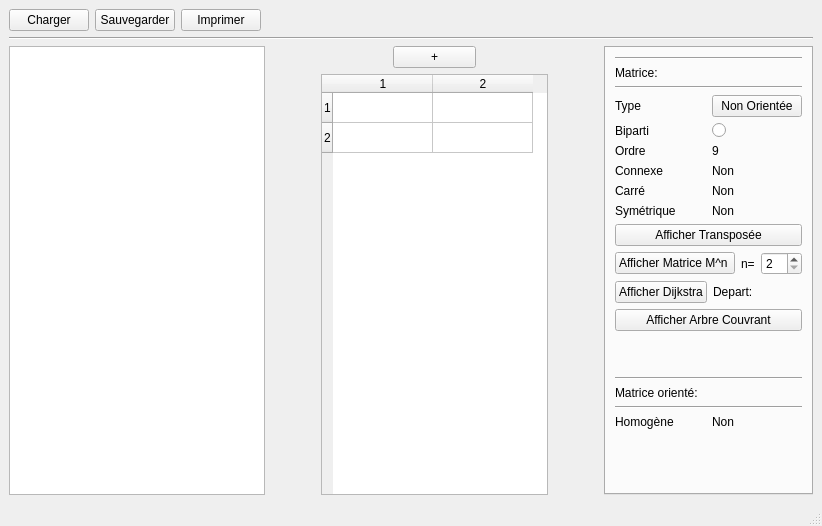
safirex/Matrix-editor, file mainwindow.ui: the form before one commit.
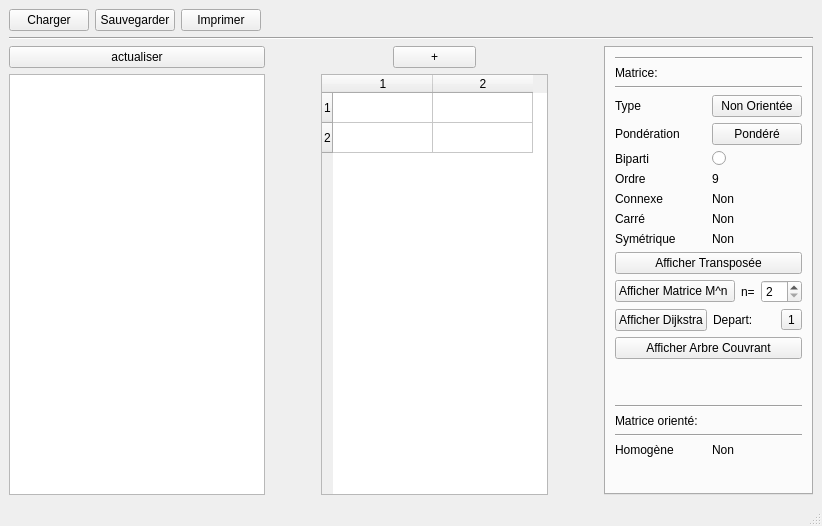
The form after the commit. Custom widgets are drawn as their Qt base class.

What changed in the file:
```diff
--- a/mainwindow.ui
+++ b/mainwindow.ui
@@ -68,20 +68,31 @@
     <item>
      <layout class="QHBoxLayout" name="horizontalLayout">
       <item>
-       <widget class="QGraphicsView" name="graphicsView">
-        <property name="sizePolicy">
-         <sizepolicy hsizetype="MinimumExpanding" vsizetype="Preferred">
-          <horstretch>0</horstretch>
-          <verstretch>0</verstretch>
-         </sizepolicy>
-        </property>
-        <property name="maximumSize">
-         <size>
-          <width>13777215</width>
-          <height>16777215</height>
-         </size>
-        </property>
-       </widget>
+       <layout class="QVBoxLayout" name="verticalLayout_3">
+        <item>
+         <widget class="QPushButton" name="pushButton_3">
+          <property name="text">
+           <string>actualiser</string>
+          </property>
+         </widget>
+        </item>
+        <item>
+         <widget class="GraphicView" name="graphicsView">
+          <property name="sizePolicy">
+           <sizepolicy hsizetype="MinimumExpanding" vsizetype="Preferred">
+            <horstretch>0</horstretch>
+            <verstretch>0</verstretch>
+           </sizepolicy>
+          </property>
+          <property name="maximumSize">
+           <size>
+            <width>13777215</width>
+            <height>16777215</height>
+           </size>
+          </property>
+         </widget>
+        </item>
+       </layout>
       </item>
       <item>
        <spacer name="horizontalSpacer">
@@ -312,6 +323,24 @@
               </item>
              </layout>
             </item>
+            <item>
+             <layout class="QHBoxLayout" name="horizontalLayout_16">
+              <item>
+               <widget class="QLabel" name="label">
+                <property name="text">
+                 <string>Pondération</string>
+                </property>
+               </widget>
+              </item>
+              <item>
+               <widget class="QPushButton" name="pushButton_Ponderation">
+                <property name="text">
+                 <string>Pondéré</string>
+                </property>
+               </widget>
+              </item>
+             </layout>
+            </item>
             <item>
              <layout class="QHBoxLayout" name="horizontalLayout_15" stretch="0,0">
               <item>
@@ -340,7 +369,7 @@
                </widget>
               </item>
               <item>
-               <widget class="QLabel" name="label">
+               <widget class="QLabel" name="label_Ordre">
                 <property name="text">
                  <string>9</string>
                 </property>
@@ -453,6 +482,22 @@
                 </property>
                </widget>
               </item>
+              <item>
+               <widget class="DropDownButton" name="toolButton">
+                <property name="text">
+                 <string>1</string>
+                </property>
+                <property name="popupMode">
+                 <enum>QToolButton::InstantPopup</enum>
+                </property>
+                <property name="toolButtonStyle">
+                 <enum>Qt::ToolButtonTextOnly</enum>
+                </property>
+                <property name="autoRaise">
+                 <bool>false</bool>
+                </property>
+               </widget>
+              </item>
              </layout>
             </item>
             <item>
@@ -571,6 +616,19 @@
     <slot>displayMatrice()</slot>
    </slots>
   </customwidget>
+  <customwidget>
+   <class>DropDownButton</class>
+   <extends>QToolButton</extends>
+   <header>dropdownbutton.h</header>
+  </customwidget>
+  <customwidget>
+   <class>GraphicView</class>
+   <extends>QGraphicsView</extends>
+   <header location="global">graphicview.h</header>
+   <slots>
+    <slot>updateDisplay()</slot>
+   </slots>
+  </customwidget>
  </customwidgets>
  <resources/>
  <connections>
```
Left out of the diff: 69 changed lines with no effect on the pictures.
